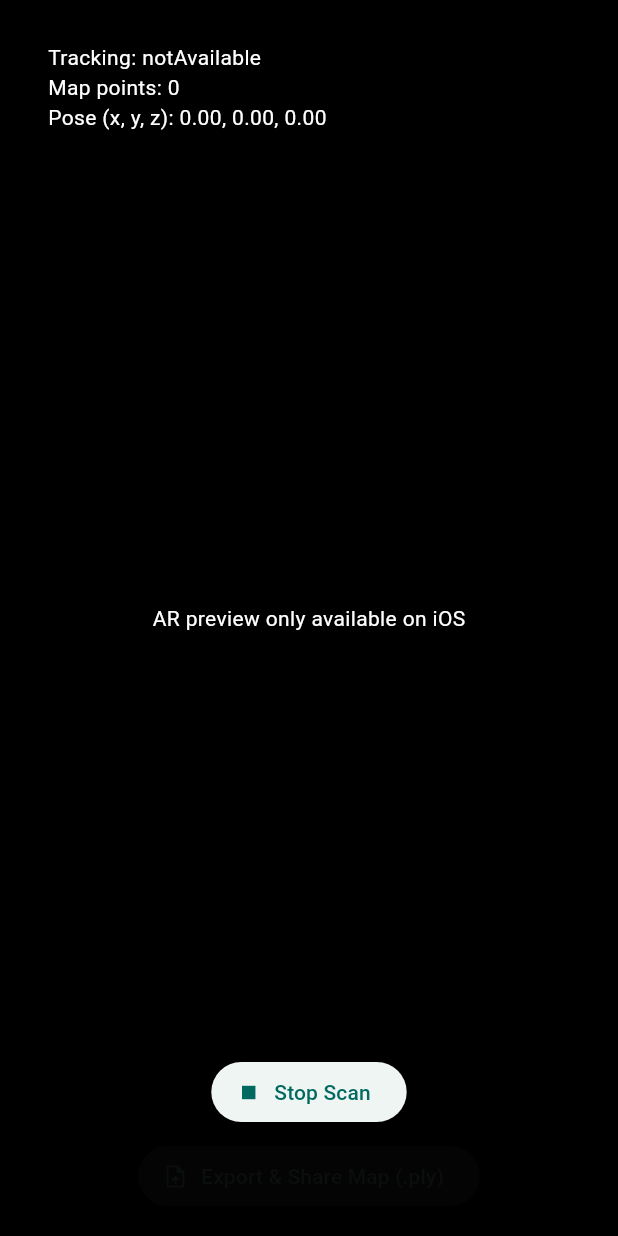
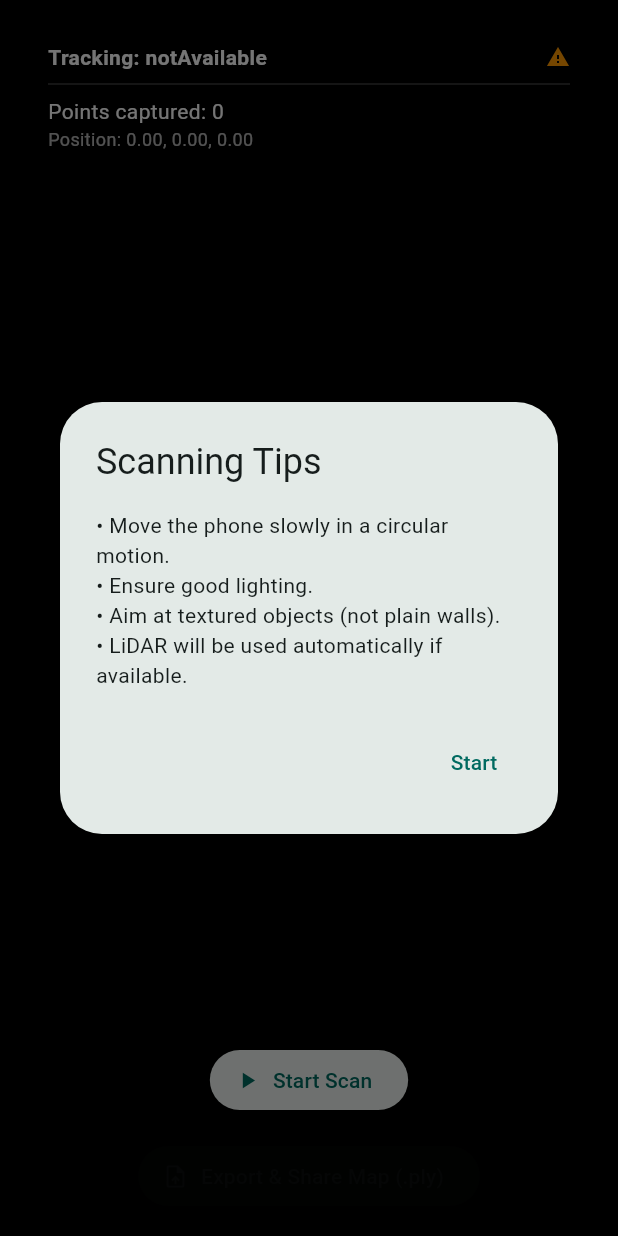
Before and after one commit to callmeNoorulHuda/slam-map, a Flutter app: the screen it shows after launch, after a tap on "Start Scan", on a phone screen of 412 x 824 dp. Run offline on Flutter 3.47's test engine with Material 3 defaults, Android fonts, the phone set to English and light mode, and no system bars; our stand-ins replace share_plus.

Commit message:
updated the files

```diff
--- a/lib/main.dart
+++ b/lib/main.dart
@@ -31,13 +31,33 @@ class _SlamHomePageState extends State<SlamHomePage> {
   static const _control = MethodChannel('com.noor.slam/control');
   static const _frames = EventChannel('com.noor.slam/frames');
   static const _arViewType = 'ar-preview-view';
+  static const _mapViewType = 'point-cloud-view';
 
   StreamSubscription? _sub;
   bool _running = false;
+  bool _showMap = false; // toggled after a scan, to view the built map
   int _pointCount = 0;
   double _x = 0, _y = 0, _z = 0;
   String _trackingState = 'notAvailable';
   String? _lastExportPath;
+
+  String get _guidanceMessage {
+    if (!_running) return 'Tap Start to begin mapping';
+    switch (_trackingState) {
+      case 'normal':
+        return 'Scanning... Move slowly for best results';
+      case 'initializing':
+        return 'Initializing... Keep the phone steady';
+      case 'tooFast':
+        return 'Moving too fast! Please slow down';
+      case 'lowFeatures':
+        return 'Looking for details... Avoid plain walls';
+      case 'relocalizing':
+        return 'Relocalizing... Return to a known area';
+      default:
+        return 'Scan in progress';
+    }
+  }
 
   void _startListening() {
     _sub = _frames.receiveBroadcastStream().listen((event) {
@@ -61,6 +81,29 @@ class _SlamHomePageState extends State<SlamHomePage> {
       await _control.invokeMethod('stop');
       await _sub?.cancel();
     } else {
+      // Show pre-scan tips
+      final proceed = await showDialog<bool>(
+        context: context,
+        builder: (c) => AlertDialog(
+          title: const Text('Scanning Tips'),
+          content: const Text(
+            '• Move the phone slowly in a circular motion.\n'
+            '• Ensure good lighting.\n'
+            '• Aim at textured objects (not plain walls).\n'
+            '• LiDAR will be used automatically if available.',
+          ),
+          actions: [
+            TextButton(
+              onPressed: () => Navigator.pop(c, true),
+              child: const Text('Start'),
+            ),
+          ],
+        ),
+      );
+
+      if (proceed != true) return;
+
+      _showMap = false;
       _startListening();
       await _control.invokeMethod('start');
     }
@@ -89,18 +132,16 @@ class _SlamHomePageState extends State<SlamHomePage> {
 
   @override
   Widget build(BuildContext context) {
+    final canViewMap = !_running && _pointCount > 0;
+
     return Scaffold(
       body: Stack(
         children: [
-          // Live camera feed + ARKit's yellow feature-point overlay,
-          // filling the whole screen behind the UI.
+          // Background: either the live AR camera feed, or (after stopping)
+          // the static orbit-able point-cloud map.
           Positioned.fill(
-            child: Platform.isIOS
-                ? const UiKitView(
-                    viewType: _arViewType,
-                    creationParamsCodec: StandardMessageCodec(),
-                  )
-                : const ColoredBox(
+            child: !Platform.isIOS
+                ? const ColoredBox(
                     color: Colors.black,
                     child: Center(
                       child: Text(
@@ -108,10 +149,85 @@ class _SlamHomePageState extends State<SlamHomePage> {
                         style: TextStyle(color: Colors.white),
                       ),
                     ),
+                  )
+                : UiKitView(
+                    // Changing the key forces Flutter to recreate the native
+                    // view when switching modes, so the map viewer picks up
+                    // the freshly finished scan's points on creation.
+                    key: ValueKey(_showMap ? 'map-$_pointCount' : 'live'),
+                    viewType: _showMap ? _mapViewType : _arViewType,
+                    creationParamsCodec: const StandardMessageCodec(),
                   ),
           ),
 
-          // Top overlay: live stats.
+          // Top overlay: live stats (hidden while viewing the finished map).
+          if (!_showMap)
+            Positioned(
+              top: MediaQuery.of(context).padding.top + 12,
+              left: 16,
+              right: 16,
+              child: Column(
+                children: [
+                  Card(
+                    color: Colors.black.withOpacity(0.6),
+                    child: Padding(
+                      padding: const EdgeInsets.all(12),
+                      child: Column(
+                        crossAxisAlignment: CrossAxisAlignment.start,
+                        children: [
+                          Row(
+                            mainAxisAlignment: MainAxisAlignment.spaceBetween,
+                            children: [
+                              Text('Tracking: $_trackingState',
+                                  style: const TextStyle(
+                                      color: Colors.white,
+                                      fontWeight: FontWeight.bold)),
+                              Icon(
+                                _trackingState == 'normal'
+                                    ? Icons.check_circle
+                                    : Icons.warning,
+                                color: _trackingState == 'normal'
+                                    ? Colors.green
+                                    : Colors.orange,
+                                size: 16,
+                              ),
+                            ],
+                          ),
+                          const Divider(color: Colors.white24),
+                          Text('Points captured: $_pointCount',
+                              style: const TextStyle(color: Colors.white)),
+                          Text(
+                            'Position: ${_x.toStringAsFixed(2)}, '
+                            '${_y.toStringAsFixed(2)}, ${_z.toStringAsFixed(2)}',
+                            style: const TextStyle(
+                                color: Colors.white70, fontSize: 12),
+                          ),
+                        ],
+                      ),
+                    ),
+                  ),
+                  if (_running)
+                    Padding(
+                      padding: const EdgeInsets.symmetric(vertical: 8.0),
+                      child: Container(
+                        padding: const EdgeInsets.symmetric(
+                            horizontal: 16, vertical: 8),
+                        decoration: BoxDecoration(
+                          color: Colors.teal.withOpacity(0.8),
+                          borderRadius: BorderRadius.circular(20),
+                        ),
+                        child: Text(
+                          _guidanceMessage,
+                          style: const TextStyle(
+                              color: Colors.white, fontWeight: FontWeight.w500),
+                        ),
+                      ),
+                    ),
+                ],
+              ),
+            ),
+
+          if (_showMap)
             Positioned(
               top: MediaQuery.of(context).padding.top + 12,
               left: 16,
@@ -120,18 +236,14 @@ class _SlamHomePageState extends State<SlamHomePage> {
                 color: Colors.black.withOpacity(0.6),
                 child: Padding(
                   padding: const EdgeInsets.all(12),
-                child: Column(
-                  crossAxisAlignment: CrossAxisAlignment.start,
+                  child: Row(
+                    mainAxisAlignment: MainAxisAlignment.spaceBetween,
                     children: [
-                    Text('Tracking: $_trackingState',
+                      Text('Map view — $_pointCount points',
                           style: const TextStyle(color: Colors.white)),
-                    Text('Map points: $_pointCount',
-                        style: const TextStyle(color: Colors.white)),
-                    Text(
-                      'Pose (x, y, z): ${_x.toStringAsFixed(2)}, '
-                      '${_y.toStringAsFixed(2)}, ${_z.toStringAsFixed(2)}',
-                      style: const TextStyle(color: Colors.white),
-                    ),
+                      const Text('Drag to rotate • Pinch to zoom',
+                          style:
+                              TextStyle(color: Colors.white70, fontSize: 12)),
                     ],
                   ),
                 ),
@@ -145,10 +257,18 @@ class _SlamHomePageState extends State<SlamHomePage> {
             right: 16,
             child: Column(
               children: [
+                if (!_showMap) ...[
                   ElevatedButton.icon(
                     icon: Icon(_running ? Icons.stop : Icons.play_arrow),
                     label: Text(_running ? 'Stop Scan' : 'Start Scan'),
                     onPressed: _toggleScan,
+                  ),
+                  const SizedBox(height: 8),
+                  if (canViewMap)
+                    ElevatedButton.icon(
+                      icon: const Icon(Icons.threed_rotation),
+                      label: const Text('View Map'),
+                      onPressed: () => setState(() => _showMap = true),
                     ),
                   const SizedBox(height: 8),
                   ElevatedButton.icon(
@@ -162,6 +282,19 @@ class _SlamHomePageState extends State<SlamHomePage> {
                         style:
                             const TextStyle(color: Colors.white, fontSize: 11)),
                   ],
+                ] else ...[
+                  ElevatedButton.icon(
+                    icon: const Icon(Icons.camera_alt),
+                    label: const Text('Back to Camera'),
+                    onPressed: () => setState(() => _showMap = false),
+                  ),
+                  const SizedBox(height: 8),
+                  ElevatedButton.icon(
+                    icon: const Icon(Icons.upload_file),
+                    label: const Text('Export & Share Map (.ply)'),
+                    onPressed: _export,
+                  ),
+                ],
               ],
             ),
           ),
```
Also changed, not shown: 1 other file. Lines whose indentation alone changed are shown as unchanged.
